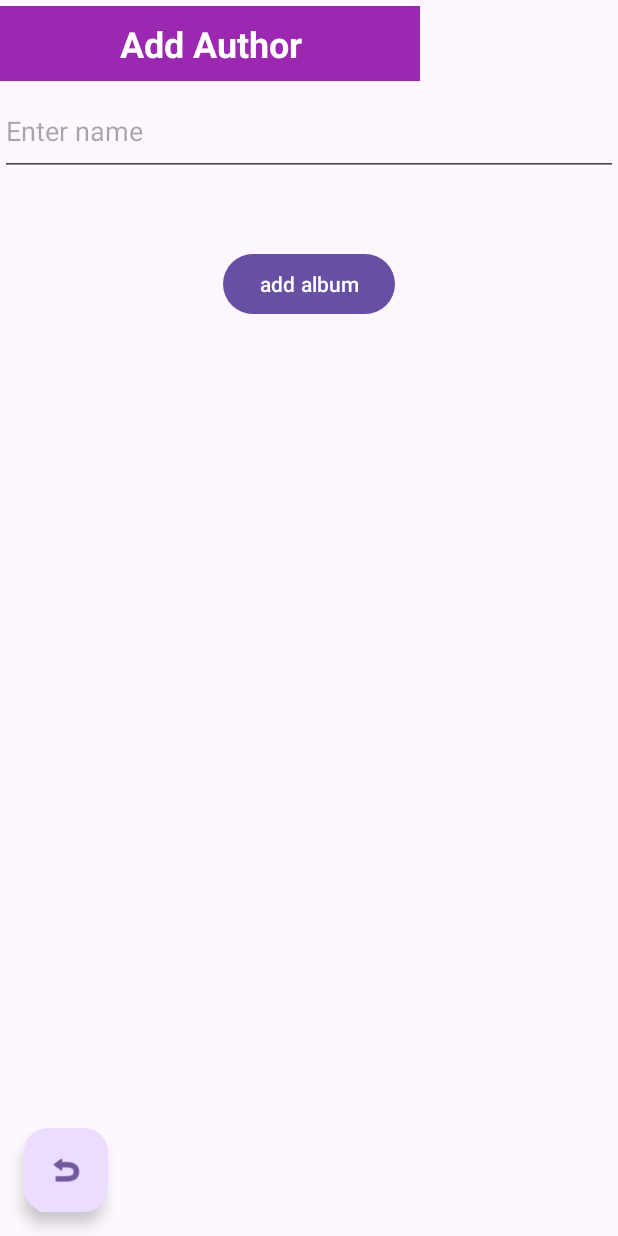
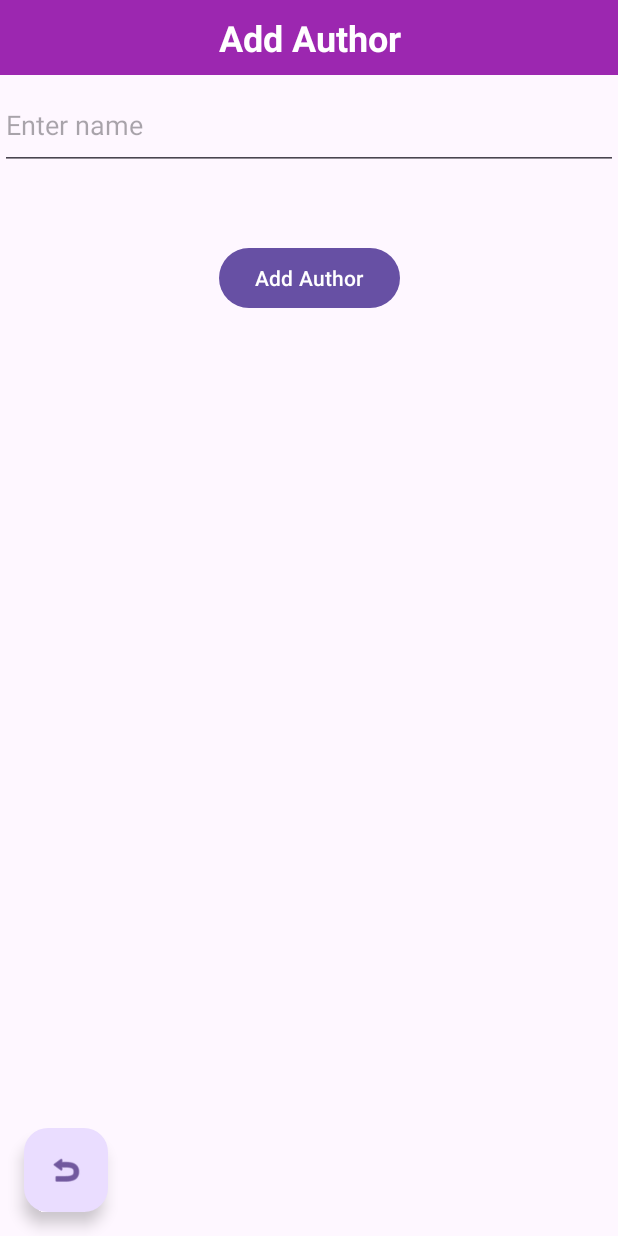
Before and after one commit to fabiopulvirenti/RecordShopAndroid, an Android app: the AddAuthorActivity screen opened directly, with no data from a screen before it, on a phone screen of 412 x 824 dp. Run offline under Robolectric (Android 15) with nearby library versions, the phone set to English and light mode, and no system bars; our stand-ins replace data binding.

Commit message:
feat: fix Title Activity

```diff
--- a/app/src/main/res/layout/activity_add_author.xml
+++ b/app/src/main/res/layout/activity_add_author.xml
@@ -29,8 +29,8 @@
             android:id="@+id/editText"
             android:layout_width="0dp"
             android:layout_height="50dp"
-            android:layout_marginTop="4dp"
-            android:layout_marginEnd="132dp"
+            android:layout_marginTop="0dp"
+            android:layout_marginEnd="0dp"
             android:background="@color/purple_500"
             android:text="Add Author"
             android:textAlignment="center"
@@ -63,7 +63,7 @@
             android:layout_height="wrap_content"
             android:layout_marginTop="48dp"
             android:onClick="@{clickHandler::onSubmitBtnClicked}"
-            android:text="add album"
+            android:text="Add Author"
             app:layout_constraintEnd_toEndOf="parent"
             app:layout_constraintStart_toStartOf="parent"
             app:layout_constraintTop_toBottomOf="@+id/editAuthorName" />
```
